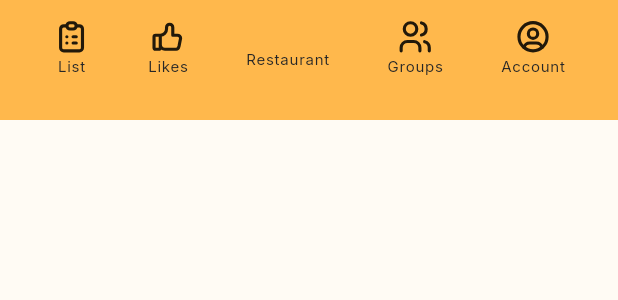
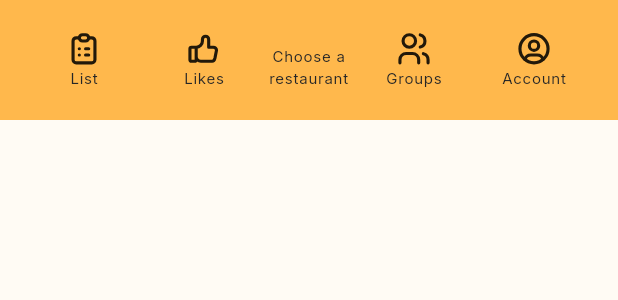
Before and after one commit to ProjetOnMangeOu/App, a Flutter app: the CustomNavbar widget shown alone on an empty page, opened directly with empty values, on a phone screen of 412 x 824 dp. Shown: the top 300 px of the screen. Run offline on Flutter 3.47's test engine with Material 3 defaults, Android fonts, the phone set to English and light mode, and no system bars; our stand-ins replace appwrite, flutter_card_swiper, flutter_svg, flutter_tabler_icons, geolocator, go_router and 2 more; accounts and stored records are empty; generated files the repository leaves out were written again; network calls fail.

Commit message:
style: navbar spacing

```diff
--- a/lib/shared/widgets/layouts/custom_navbar.dart
+++ b/lib/shared/widgets/layouts/custom_navbar.dart
@@ -3,12 +3,10 @@ import 'package:flutter_tabler_icons/flutter_tabler_icons.dart';
 import 'package:onmangeou/shared/widgets/elements/CustomNotchedShape.dart';
 
 class CustomNavbar extends StatelessWidget {
-  final int currentIndex;
   final Function(int) onItemTapped;
 
   const CustomNavbar({
     super.key,
-    required this.currentIndex,
     required this.onItemTapped
   });
 
@@ -20,43 +18,46 @@ class CustomNavbar extends StatelessWidget {
       notchMargin: 8,
       child: Row(
         mainAxisSize: MainAxisSize.max,
-        mainAxisAlignment: MainAxisAlignment.spaceAround,
+        mainAxisAlignment: MainAxisAlignment.spaceBetween,
         crossAxisAlignment: CrossAxisAlignment.center,
         children: <Widget>[
-          Column(
-            children: [
-              const Icon(TablerIcons.clipboard_list, size: 25),
-
-              Text('List', style: Theme.of(context).textTheme.labelSmall!.copyWith(fontSize: 10) )
-            ],
+          _buildNavItem(context, 0, TablerIcons.clipboard_list, 'List'),
+          _buildNavItem(context, 1, TablerIcons.thumb_up, 'Likes'),
+          Container(
+            margin: const EdgeInsets.only(top: 10),
+            width: 60,
+            alignment: Alignment.center,
+            child: Text(
+              'Choose a restaurant',
+              style: Theme.of(context).textTheme.labelSmall!.copyWith(fontSize: 10),
+              textAlign: TextAlign.center,
+              maxLines: 2,
+              overflow: TextOverflow.ellipsis,
+            ),
           ),
-          Column(
-            children: [
-              const Icon(TablerIcons.thumb_up, size: 25),
-
-              Text('Likes', style: Theme.of(context).textTheme.labelSmall!.copyWith(fontSize: 10) )
-            ],
-          ),
-          Container(
-            alignment: Alignment.center,
-            child: Text('Restaurant', style: Theme.of(context).textTheme.labelSmall!.copyWith(fontSize: 10)),
-          ),
-          Column(
-            children: [
-              const Icon(TablerIcons.users, size: 25),
-
-              Text('Groups', style: Theme.of(context).textTheme.labelSmall!.copyWith(fontSize: 10) )
-            ],
-          ),
-          Column(
-            children: [
-              const Icon(TablerIcons.user_circle, size: 25),
-
-              Text('Account', style: Theme.of(context).textTheme.labelSmall!.copyWith(fontSize: 10) )
-            ],
-          )
+          _buildNavItem(context, 2, TablerIcons.users, 'Groups'),
+          _buildNavItem(context, 3, TablerIcons.user_circle, 'Account'),
         ],
       ),
     );
   }
+
+  Widget _buildNavItem(BuildContext context, int index, IconData icon, String label) {
+    return Expanded(
+      child: InkWell(
+        onTap: () => onItemTapped(index),
+        child: Column(
+          mainAxisSize: MainAxisSize.min,
+          mainAxisAlignment: MainAxisAlignment.center,
+          children: [
+            Icon(icon, size: 25),
+            Text(
+              label,
+              style: Theme.of(context).textTheme.labelSmall!.copyWith(fontSize: 10),
+            ),
+          ],
+        ),
+      ),
+    );
+  }
 }
--- a/lib/shared/widgets/layouts/custom_scaffold.dart
+++ b/lib/shared/widgets/layouts/custom_scaffold.dart
@@ -1,5 +1,6 @@
 import 'package:flutter/material.dart';
 import 'package:flutter_tabler_icons/flutter_tabler_icons.dart';
+import 'package:go_router/go_router.dart';
 import 'package:onmangeou/shared/theme/app_sizes.dart';
 import 'package:onmangeou/shared/widgets/layouts/custom_navbar.dart';
 
@@ -25,14 +26,6 @@ class CustomScaffold extends StatefulWidget {
 }
 
 class _CustomScaffold extends State<CustomScaffold> {
-  int _selectedIndex = 0;
-
-  void _onItemTapped(int index) {
-    setState(() {
-      _selectedIndex = index;
-    });
-  }
-
   @override
   Widget build(BuildContext context) {
     double screenWidth = MediaQuery.of(context).size.width;
@@ -40,17 +33,20 @@ class _CustomScaffold extends State<CustomScaffold> {
     double topBarHeight = MediaQuery.of(context).viewPadding.top;
     double circleSize = screenWidth * 3;
 
+    onItemTapped(int index) {
+      context.push('/home'); //TODO: push to correct path
+    }
+
     return Scaffold(
       bottomNavigationBar: !widget.hideAppBar ? CustomNavbar(
-        currentIndex: _selectedIndex,
-        onItemTapped: _onItemTapped,
+        onItemTapped: onItemTapped,
       ) : null,
       floatingActionButton: !widget.hideAppBar ? FloatingActionButton(
         backgroundColor: Theme.of(context).colorScheme.secondary,
         shape: RoundedRectangleBorder(
           borderRadius: BorderRadius.circular(999),
         ),
-        onPressed: () => _onItemTapped(2),
+        onPressed: () => onItemTapped(2),
         tooltip: 'Home',
         child: const Icon(TablerIcons.smart_home, size: 30),
       ) : null,
```
